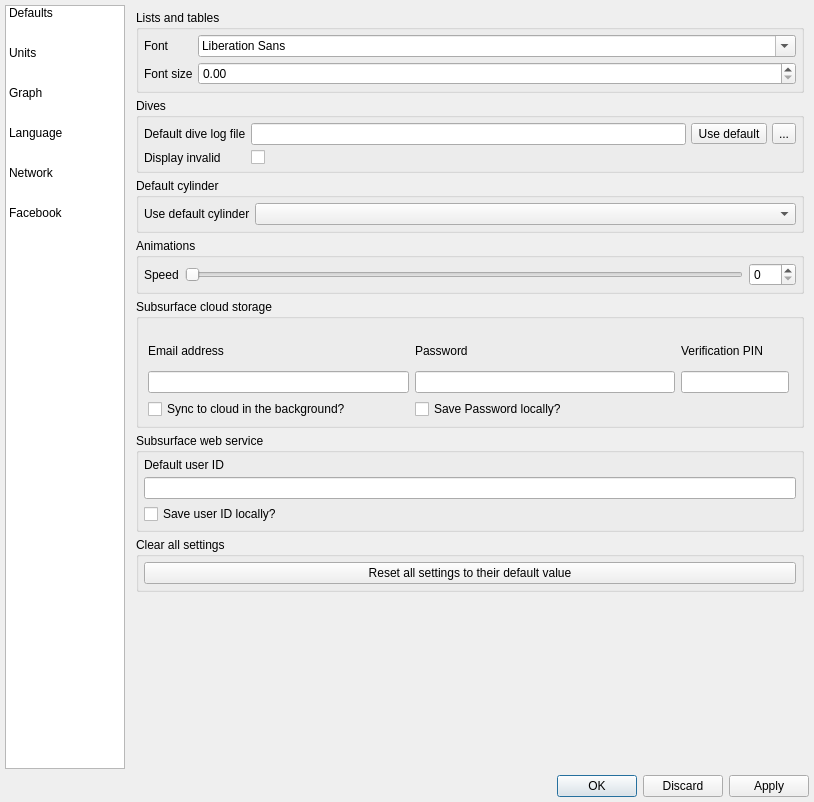
This is qt-ui/preferences.ui in subsurface/subsurface as Qt 5 draws it before an edit. The edited form follows.
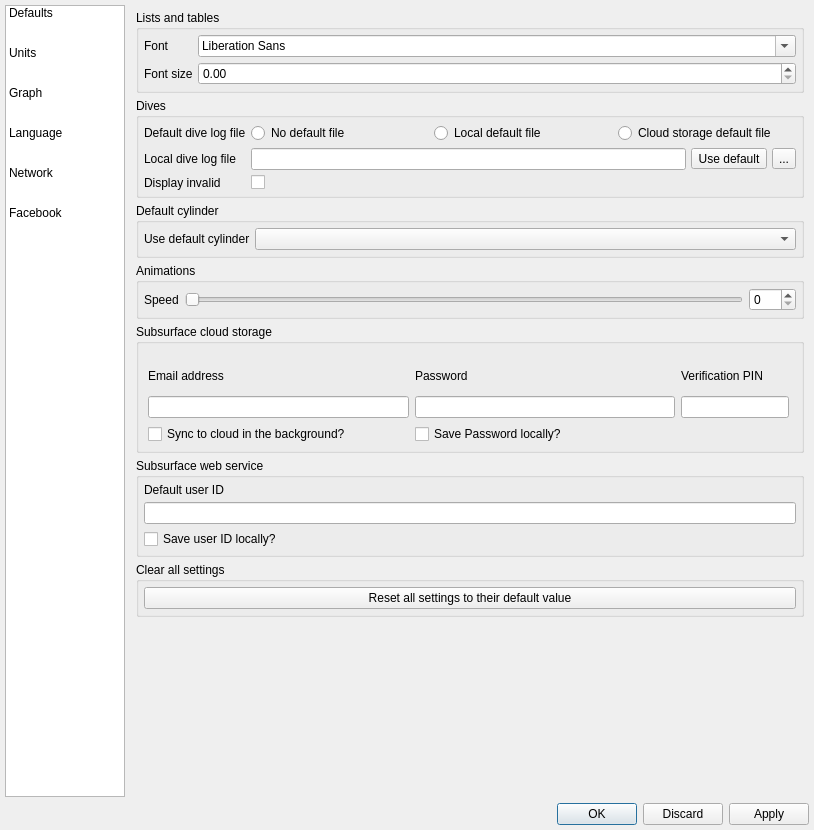
This is the edited form. Icons and pictures are not drawn.

Commit message:
Preferences: radio buttons for default data file behavior
These aren't hooked up, yet.

Diff of the .ui file:
```diff
--- a/qt-ui/preferences.ui
+++ b/qt-ui/preferences.ui
@@ -7,7 +7,7 @@
     <x>0</x>
     <y>0</y>
     <width>814</width>
-    <height>802</height>
+    <height>830</height>
    </rect>
   </property>
   <property name="windowTitle">
@@ -254,13 +254,54 @@
              <number>5</number>
             </property>
             <item row="0" column="0">
-             <widget class="QLabel" name="label_9">
+             <widget class="QLabel" name="defaultDiveLogFileLabel">
               <property name="text">
                <string>Default dive log file</string>
               </property>
              </widget>
             </item>
             <item row="0" column="1">
+             <layout class="QHBoxLayout" name="defaultFileBehaviorLayout">
+              <item>
+               <widget class="QRadioButton" name="noDefaultFile">
+                <property name="text">
+                 <string>No default file</string>
+                </property>
+                <attribute name="buttonGroup">
+                 <string notr="true">defaultFileGroup</string>
+                </attribute>
+               </widget>
+              </item>
+              <item>
+               <widget class="QRadioButton" name="localDefaultFile">
+                <property name="text">
+                 <string>Local default file</string>
+                </property>
+                <attribute name="buttonGroup">
+                 <string notr="true">defaultFileGroup</string>
+                </attribute>
+               </widget>
+              </item>
+              <item>
+               <widget class="QRadioButton" name="cloudDefaultFile">
+                <property name="text">
+                 <string>Cloud storage default file</string>
+                </property>
+                <attribute name="buttonGroup">
+                 <string notr="true">defaultFileGroup</string>
+                </attribute>
+               </widget>
+              </item>
+             </layout>
+            </item>
+            <item row="1" column="0">
+             <widget class="QLabel" name="label_9">
+              <property name="text">
+               <string>Local dive log file</string>
+              </property>
+             </widget>
+            </item>
+            <item row="1" column="1">
              <layout class="QHBoxLayout" name="horizontalLayout_3b">
               <item>
                <widget class="QLineEdit" name="defaultfilename"/>
@@ -284,14 +325,14 @@
               </item>
              </layout>
             </item>
-            <item row="1" column="0">
+            <item row="2" column="0">
              <widget class="QLabel" name="label_10">
               <property name="text">
                <string>Display invalid</string>
               </property>
              </widget>
             </item>
-            <item row="1" column="1">
+            <item row="2" column="1">
              <widget class="QCheckBox" name="displayinvalid">
               <property name="text">
                <string/>
```
Left out of the diff: 11 changed lines with no effect on the pictures.
